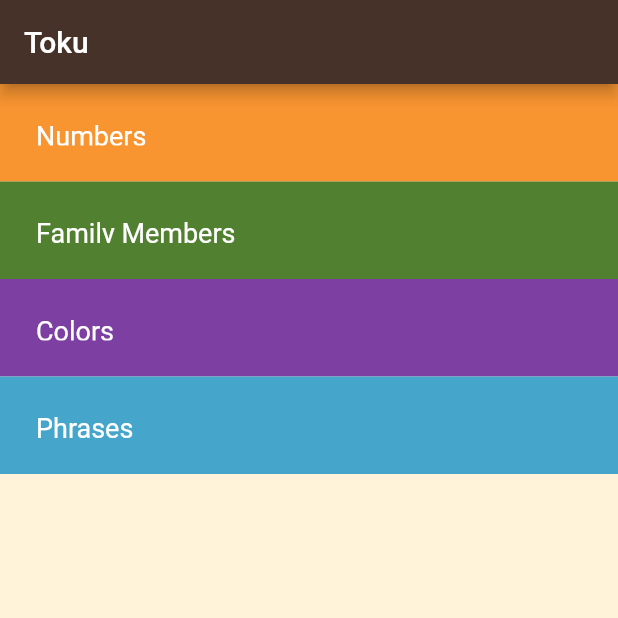
After one commit to Ahmeddsanad/toku_application, a Flutter app: the screen it shows after launch, on a phone screen of 412 x 824 dp, the top half of it. The commit adds this screen. Run offline on Flutter 3.47's test engine with Material 2 defaults, Android fonts, the phone set to English and light mode, and no system bars.

Commit message:
refactor_code

```diff
--- /dev/null
+++ b/lib/components/category_item.dart
@@ -0,0 +1,27 @@
+import 'package:flutter/material.dart';
+
+class Category extends StatelessWidget {
+  Category({this.color, this.text});
+
+  String? text;
+  Color? color;
+  @override
+  Widget build(BuildContext context) {
+    return Container(
+      padding: const EdgeInsets.all(
+        24,
+      ),
+      alignment: Alignment.centerLeft,
+      color: color,
+      width: double.infinity,
+      height: 65.0,
+      child: Text(
+        text!,
+        style: const TextStyle(
+          color: Colors.white,
+          fontSize: 18.0,
+        ),
+      ),
+    );
+  }
+}
--- /dev/null
+++ b/lib/screens/home_page.dart
@@ -0,0 +1,40 @@
+import 'package:flutter/material.dart';
+
+import '../components/category_item.dart';
+
+class HomePage extends StatelessWidget {
+  const HomePage({super.key});
+
+  @override
+  Widget build(BuildContext context) {
+    return Scaffold(
+      backgroundColor: Color(0xFFFFF3D9),
+      appBar: AppBar(
+        title: const Text(
+          'Toku',
+        ),
+        backgroundColor: const Color(0xff463228),
+      ),
+      body: Column(
+        children: [
+          Category(
+            color: Color(0xfff99531),
+            text: 'Numbers',
+          ),
+          Category(
+            color: const Color(0xff528031),
+            text: 'Family Members',
+          ),
+          Category(
+            color: const Color(0xff7d3fa2),
+            text: 'Colors',
+          ),
+          Category(
+            color: const Color(0xff46a5ca),
+            text: 'Phrases',
+          ),
+        ],
+      ),
+    );
+  }
+}
```
Also changed, not shown: lib/main.dart (+2 -98 lines).
